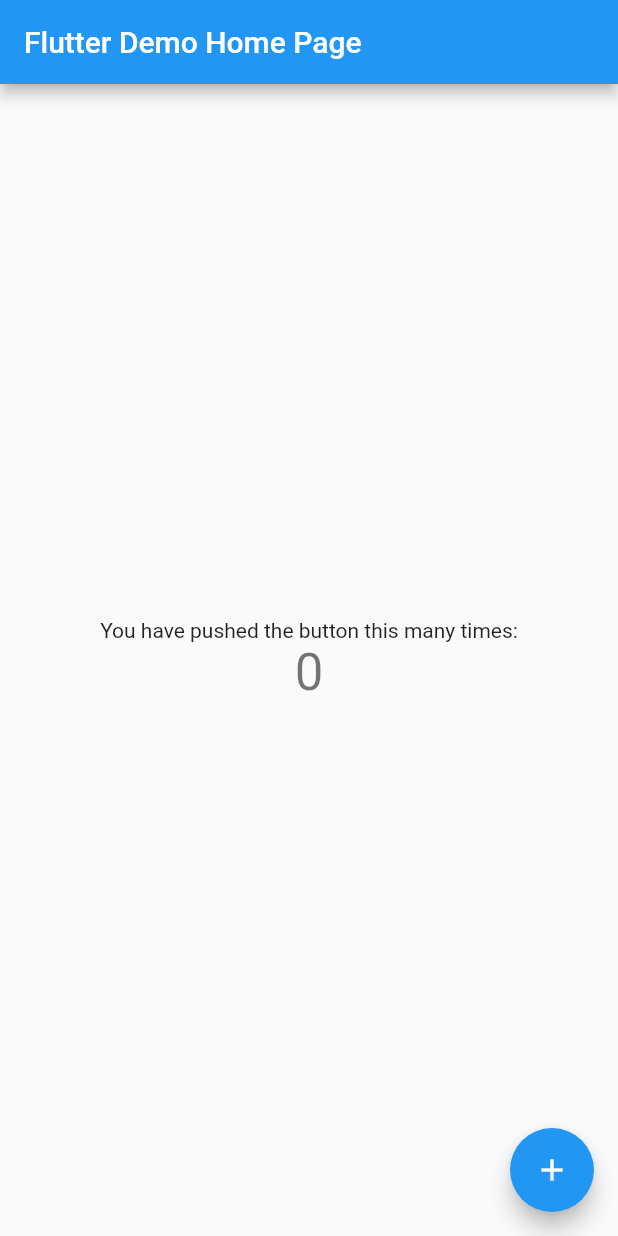
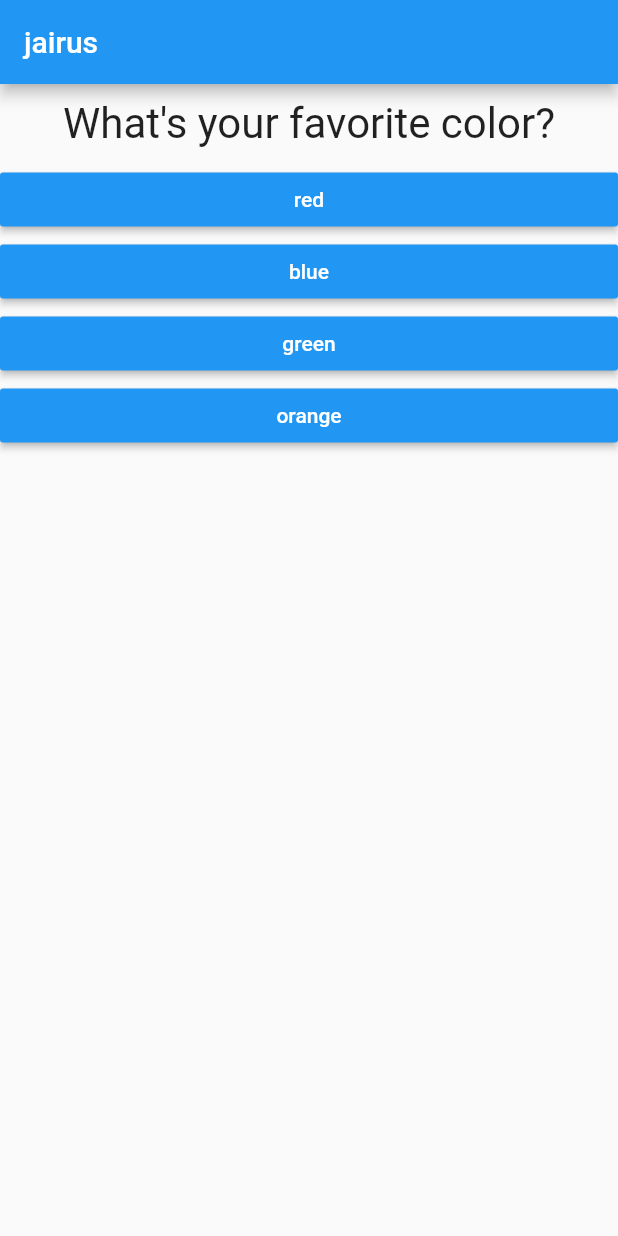
Before and after one commit to nollavpat/learning_flutter, a Flutter app: the screen it shows after launch, on a phone screen of 412 x 824 dp. Run offline on Flutter 3.47's test engine with Material 2 defaults, Android fonts, the phone set to English and light mode, and no system bars.

Commit message:
Finish basics

```diff
--- /dev/null
+++ b/lib/answer.dart
@@ -0,0 +1,20 @@
+import 'package:flutter/material.dart';
+
+class Answer extends StatelessWidget {
+  final Function onClick;
+  final String answerText;
+
+  Answer(this.onClick, this.answerText);
+
+  @override
+  Widget build(BuildContext context) {
+    return Container(
+      width: double.infinity,
+      child: RaisedButton(
+          textColor: Colors.white,
+          color: Colors.blue,
+          child: Text(answerText),
+          onPressed: onClick),
+    );
+  }
+}
--- a/lib/main.dart
+++ b/lib/main.dart
@@ -1,111 +1,72 @@
 import 'package:flutter/material.dart';
+
+import './quiz.dart';
+import './result.dart';
 
 void main() => runApp(MyApp());
 
-class MyApp extends StatelessWidget {
-  // This widget is the root of your application.
+class MyApp extends StatefulWidget {
   @override
-  Widget build(BuildContext context) {
-    return MaterialApp(
-      title: 'Flutter Demo',
-      theme: ThemeData(
-        // This is the theme of your application.
-        //
-        // Try running your application with "flutter run". You'll see the
-        // application has a blue toolbar. Then, without quitting the app, try
-        // changing the primarySwatch below to Colors.green and then invoke
-        // "hot reload" (press "r" in the console where you ran "flutter run",
-        // or simply save your changes to "hot reload" in a Flutter IDE).
-        // Notice that the counter didn't reset back to zero; the application
-        // is not restarted.
-        primarySwatch: Colors.blue,
-      ),
-      home: MyHomePage(title: 'Flutter Demo Home Page'),
-    );
+  State<StatefulWidget> createState() {
+    return _MyAppState();
   }
 }
 
-class MyHomePage extends StatefulWidget {
-  MyHomePage({Key key, this.title}) : super(key: key);
+class _MyAppState extends State<MyApp> {
+  final _questions = const [
+    {
+      'questionText': 'What\'s your favorite color?',
+      'answers': [
+        {'text': 'red', 'score': 1},
+        {'text': 'blue', 'score': 3},
+        {'text': 'green', 'score': 4},
+        {'text': 'orange', 'score': 2},
+      ]
+    },
+    {
+      'questionText': 'What\'s your favorite animal?',
+      'answers': [
+        {'text': 'dog', 'score': 1},
+        {'text': 'cat', 'score': 3},
+      ]
+    },
+  ];
+  var _questionIndex = 0;
+  var _totalScore = 0;
 
-  // This widget is the home page of your application. It is stateful, meaning
-  // that it has a State object (defined below) that contains fields that affect
-  // how it looks.
+  void _answerQuestion(int score) {
+    _totalScore += score;
 
-  // This class is the configuration for the state. It holds the values (in this
-  // case the title) provided by the parent (in this case the App widget) and
-  // used by the build method of the State. Fields in a Widget subclass are
-  // always marked "final".
+    setState(() {
+      _questionIndex++;
+    });
+  }
 
-  final String title;
-
-  @override
-  _MyHomePageState createState() => _MyHomePageState();
-}
-
-class _MyHomePageState extends State<MyHomePage> {
-  int _counter = 0;
-
-  void _incrementCounter() {
+  void _resetQuiz() {
     setState(() {
-      // This call to setState tells the Flutter framework that something has
-      // changed in this State, which causes it to rerun the build method below
-      // so that the display can reflect the updated values. If we changed
-      // _counter without calling setState(), then the build method would not be
-      // called again, and so nothing would appear to happen.
-      _counter++;
+      _totalScore = 0;
+      _questionIndex = 0;
     });
   }
 
   @override
   Widget build(BuildContext context) {
-    // This method is rerun every time setState is called, for instance as done
-    // by the _incrementCounter method above.
-    //
-    // The Flutter framework has been optimized to make rerunning build methods
-    // fast, so that you can just rebuild anything that needs updating rather
-    // than having to individually change instances of widgets.
-    return Scaffold(
-      appBar: AppBar(
-        // Here we take the value from the MyHomePage object that was created by
-        // the App.build method, and use it to set our appbar title.
-        title: Text(widget.title),
+    return MaterialApp(
+      home: Scaffold(
+        appBar: AppBar(
+          title: Text('jairus'),
+        ),
+        body: _questionIndex < _questions.length
+            ? Quiz(
+                answerQuestion: _answerQuestion,
+                questionIndex: _questionIndex,
+                questions: _questions,
+              )
+            : Result(
+                resetQuiz: _resetQuiz,
+                totalScore: _totalScore,
+              ),
       ),
-      body: Center(
-        // Center is a layout widget. It takes a single child and positions it
-        // in the middle of the parent.
-        child: Column(
-          // Column is also a layout widget. It takes a list of children and
-          // arranges them vertically. By default, it sizes itself to fit its
-          // children horizontally, and tries to be as tall as its parent.
-          //
-          // Invoke "debug painting" (press "p" in the console, choose the
-          // "Toggle Debug Paint" action from the Flutter Inspector in Android
-          // Studio, or the "Toggle Debug Paint" command in Visual Studio Code)
-          // to see the wireframe for each widget.
-          //
-          // Column has various properties to control how it sizes itself and
-          // how it positions its children. Here we use mainAxisAlignment to
-          // center the children vertically; the main axis here is the vertical
-          // axis because Columns are vertical (the cross axis would be
-          // horizontal).
-          mainAxisAlignment: MainAxisAlignment.center,
-          children: <Widget>[
-            Text(
-              'You have pushed the button this many times:',
-            ),
-            Text(
-              '$_counter',
-              style: Theme.of(context).textTheme.display1,
-            ),
-          ],
-        ),
-      ),
-      floatingActionButton: FloatingActionButton(
-        onPressed: _incrementCounter,
-        tooltip: 'Increment',
-        child: Icon(Icons.add),
-      ), // This trailing comma makes auto-formatting nicer for build methods.
     );
   }
 }
--- /dev/null
+++ b/lib/question.dart
@@ -0,0 +1,19 @@
+import 'package:flutter/material.dart';
+
+class Question extends StatelessWidget {
+  final String questionText;
+
+  Question(this.questionText);
+
+  @override
+  Widget build(BuildContext context) {
+    return Container(
+        width: double.infinity,
+        margin: EdgeInsets.all(10),
+        child: Text(
+          questionText,
+          style: TextStyle(fontSize: 28),
+          textAlign: TextAlign.center,
+        ));
+  }
+}
--- /dev/null
+++ b/lib/quiz.dart
@@ -0,0 +1,29 @@
+import 'package:flutter/material.dart';
+
+import './answer.dart';
+import './question.dart';
+
+class Quiz extends StatelessWidget {
+  final List<Map<String, Object>> questions;
+  final int questionIndex;
+  final Function answerQuestion;
+
+  Quiz({
+    @required this.questions,
+    @required this.questionIndex,
+    @required this.answerQuestion,
+  });
+
+  @override
+  Widget build(BuildContext context) {
+    return Column(
+      children: <Widget>[
+        Question(questions[questionIndex]['questionText']),
+        ...(questions[questionIndex]['answers'] as List<Map<String, Object>>)
+            .map((answer) =>
+                Answer(() => answerQuestion(answer['score']), answer['text']))
+            .toList()
+      ],
+    );
+  }
+}
--- /dev/null
+++ b/lib/result.dart
@@ -0,0 +1,23 @@
+import 'package:flutter/material.dart';
+
+class Result extends StatelessWidget {
+  final Function resetQuiz;
+  final int totalScore;
+
+  Result({@required this.resetQuiz, @required this.totalScore});
+
+  @override
+  Widget build(BuildContext context) {
+    return Center(
+        child: Column(
+      children: <Widget>[
+        Text(
+          'Your score is $totalScore',
+          style: TextStyle(fontSize: 36, fontWeight: FontWeight.bold),
+          textAlign: TextAlign.center,
+        ),
+        FlatButton(onPressed: resetQuiz, child: Text('RESET'))
+      ],
+    ));
+  }
+}
```
Also changed, not shown: pubspec.yaml (+1 -7 lines).
